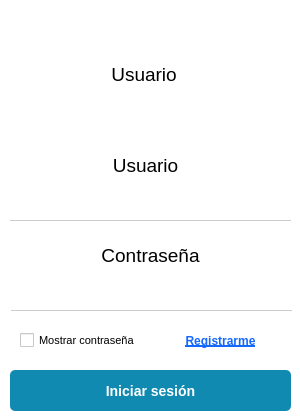
Before: the Qt Designer form src/gui/MainWindow.ui in Jorgemacias-12/AssistList, drawn with Qt 5.
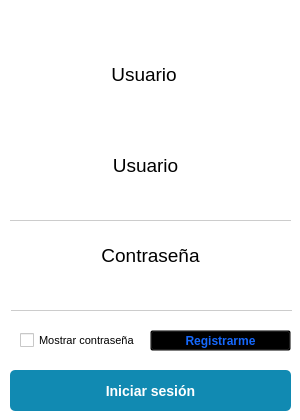
After: the same form once the commit is applied.

Commit message: Add: invocar formulario de registro

Patch:
```diff
--- a/src/gui/MainWindow.ui
+++ b/src/gui/MainWindow.ui
@@ -210,7 +210,7 @@
      <bool>false</bool>
     </property>
    </widget>
-   <widget class="QLabel" name="lbl_register_user">
+   <widget class="QPushButton" name="btn_register">
     <property name="geometry">
      <rect>
       <x>150</x>
@@ -220,16 +220,13 @@
      </rect>
     </property>
     <property name="styleSheet">
-     <string notr="true">color: #1568fc;
-font-weight: bold;
-text-decoration: underline;</string>
+     <string notr="true">background-color: transparent;
+color: #1568fc;
+font-weight: bold;</string>
     </property>
     <property name="text">
      <string>Registrarme</string>
     </property>
-    <property name="alignment">
-     <set>Qt::AlignCenter</set>
-    </property>
    </widget>
   </widget>
  </widget>
```
Left out of the diff: 3 changed lines with no effect on the pictures. The commit also changes 1 other file.
